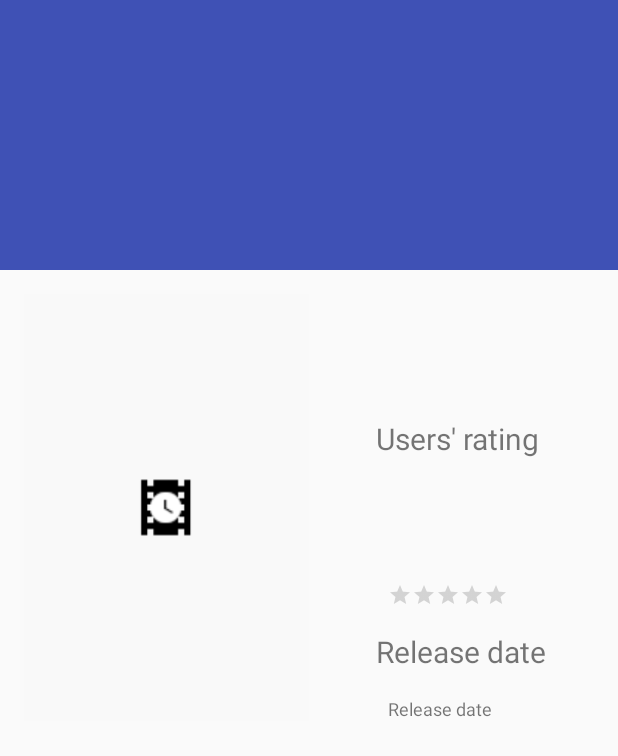
After one commit to Artenes/popular-movies, an Android app: the DetailsActivity screen opened directly, with no data from a screen before it, on a phone screen of 412 x 824 dp. The commit adds this screen. Shown: the top 756 px of the screen. Run offline under Robolectric (Android 15) with nearby library versions, the phone set to English and light mode, and no system bars; our stand-ins replace Picasso; network calls fail; pictures from the network do not load; 1 statement that could not run was skipped.

Commit message:
As an user I want to see more details about a movie when I click in its poster

```diff
--- a/app/build.gradle
+++ b/app/build.gradle
@@ -33,6 +33,7 @@ dependencies {
     implementation 'com.android.support:appcompat-v7:27.1.1'
     implementation 'com.android.support:exifinterface:27.1.1'
     implementation 'com.android.support.constraint:constraint-layout:1.1.0'
+    implementation 'com.android.support:design:27.1.1'
     testImplementation 'junit:junit:4.12'
     androidTestImplementation 'com.android.support.test:runner:1.0.2'
     androidTestImplementation 'com.android.support.test.espresso:espresso-core:3.0.2'
--- /dev/null
+++ b/app/src/main/java/com/artenesnogueira/popularmovies/views/DetailsActivity.java
@@ -0,0 +1,115 @@
+package com.artenesnogueira.popularmovies.views;
+
+import android.content.Context;
+import android.content.Intent;
+import android.os.Bundle;
+import android.support.design.widget.CoordinatorLayout;
+import android.support.v7.app.AppCompatActivity;
+import android.util.Log;
+import android.widget.ImageView;
+import android.widget.RatingBar;
+import android.widget.TextView;
+
+import com.artenesnogueira.popularmovies.R;
+import com.artenesnogueira.popularmovies.models.Movie;
+import com.squareup.picasso.Picasso;
+
+import java.util.Objects;
+
+/**
+ * Activity that displays the details of a movie
+ */
+public class DetailsActivity extends AppCompatActivity {
+
+    private static final String TAG = DetailsActivity.class.getSimpleName();
+
+    private static final String KEY_MOVIE = "movie";
+    private static final String KEY_Y_SCROLL = "yScroll";
+
+    private Movie mMovie;
+
+    private CoordinatorLayout mContainerLayout;
+    private ImageView mPosterImageView;
+    private ImageView mBackdropImageView;
+    private RatingBar mUserVoteRatingBar;
+    private TextView mReleaseDateTextView;
+    private TextView mPlotTextView;
+
+    //a static method is a good way to explicitly tell
+    //what we want to start this activity
+    public static void start(Context context, Movie movie) {
+        Intent intent = new Intent(context, DetailsActivity.class);
+        intent.putExtra(KEY_MOVIE, movie);
+        context.startActivity(intent);
+    }
+
+    @Override
+    protected void onCreate(Bundle savedInstanceState) {
+        super.onCreate(savedInstanceState);
+        setContentView(R.layout.activity_details);
+
+        //if there is no movie, there is nothing to do
+        Intent intent = getIntent();
+        if (intent == null || !intent.hasExtra(KEY_MOVIE) || intent.getParcelableExtra(KEY_MOVIE) == null) {
+            Log.e(TAG, "No movie passed in intent");
+            finish();
+            return;
+        }
+
+        mMovie = intent.getParcelableExtra(KEY_MOVIE);
+
+        setSupportActionBar(findViewById(R.id.toolbar));
+        mContainerLayout = findViewById(R.id.cl_container);
+        mPosterImageView = findViewById(R.id.iv_movie_poster);
+        mBackdropImageView = findViewById(R.id.iv_movie_backdrop);
+        mUserVoteRatingBar = findViewById(R.id.rb_user_votes);
+        mReleaseDateTextView = findViewById(R.id.tv_release_date);
+        mPlotTextView = findViewById(R.id.tv_plot);
+
+        Objects.requireNonNull(getSupportActionBar()).setDisplayHomeAsUpEnabled(true);
+
+        bindMovieToUI();
+
+        //restores the scroll of the screen if one is available
+        if (savedInstanceState != null && savedInstanceState.get(KEY_Y_SCROLL) != null) {
+            mContainerLayout.scrollTo(0, savedInstanceState.getInt(KEY_Y_SCROLL));
+        }
+
+    }
+
+    private void bindMovieToUI() {
+
+        //load the title
+        Objects.requireNonNull(getSupportActionBar()).setTitle(mMovie.getTitle());
+
+        //load the backdrop image
+        Picasso.get().load(mMovie.getBackdrop()).into(mBackdropImageView);
+
+        //load the release date\
+        mReleaseDateTextView.setText(mMovie.getReleaseDate());
+
+        //load the plot/overview
+        mPlotTextView.setText(mMovie.getOverview());
+
+        //calculates the rating. The rating goes from 0 to 10, but
+        //we want to show in a 5 start rating bar, so we have to
+        //calculate how many start is the rating worth
+        mUserVoteRatingBar.setRating((mMovie.getVoteAverage() * 5) / 10);
+
+        //load the poster image
+        Picasso.get()
+                .load(mMovie.getPoster())
+                .placeholder(R.drawable.loading_poster)
+                .error(R.drawable.broken_poster)
+                .into(mPosterImageView);
+
+    }
+
+    @Override
+    protected void onSaveInstanceState(Bundle outState) {
+        super.onSaveInstanceState(outState);
+        //save the scroll position of the screen
+        outState.putInt(KEY_Y_SCROLL, mContainerLayout.getScrollY());
+    }
+
+}
--- a/app/src/main/java/com/artenesnogueira/popularmovies/views/LoadMoviesTask.java
+++ b/app/src/main/java/com/artenesnogueira/popularmovies/views/LoadMoviesTask.java
@@ -6,8 +6,6 @@ import android.os.Bundle;
 import com.artenesnogueira.popularmovies.models.Filter;
 import com.artenesnogueira.popularmovies.models.Movie;
 import com.artenesnogueira.popularmovies.models.MoviesRepository;
-import com.artenesnogueira.popularmovies.themoviedb.TheMovieDBRepository;
-import com.artenesnogueira.popularmovies.utilities.HTTPURLConnectionClient;
 import com.artenesnogueira.popularmovies.models.PostersView;
 
 import java.io.IOException;
@@ -17,12 +15,12 @@ import java.util.List;
 /**
  * Load some movies from a repository
  */
-public class LoadMoviesTask extends AsyncTask<Filter, Void, List<Movie>> {
+class LoadMoviesTask extends AsyncTask<Filter, Void, List<Movie>> {
 
     private final MoviesRepository mRepository;
     private final WeakReference<PostersView> mViewReference; //have to be a weak reference in case of an Activity
 
-    public LoadMoviesTask(MoviesRepository repository, PostersView view) {
+    LoadMoviesTask(MoviesRepository repository, PostersView view) {
         mRepository = repository;
         mViewReference = new WeakReference<>(view);
     }
--- a/app/src/main/java/com/artenesnogueira/popularmovies/views/MainActivity.java
+++ b/app/src/main/java/com/artenesnogueira/popularmovies/views/MainActivity.java
@@ -26,7 +26,7 @@ import java.util.List;
 /**
  * Main Activity of the application, displays a grid of movies posters
  */
-public class MainActivity extends AppCompatActivity implements PostersView {
+public class MainActivity extends AppCompatActivity implements PostersView, MoviePosterAdapter.OnPosterClicked {
 
     private RecyclerView mMoviesPostersRecyclerView;
     private MoviePosterAdapter mMovieAdapter;
@@ -44,7 +44,7 @@ public class MainActivity extends AppCompatActivity implements PostersView {
     private Bundle mPreviousState = new Bundle();
 
     //the repository containing the movies to load
-    private MoviesRepository mRepository = new TheMovieDBRepository(new HTTPURLConnectionClient());
+    private final MoviesRepository mRepository = new TheMovieDBRepository(new HTTPURLConnectionClient());
 
     @Override
     protected void onCreate(Bundle savedInstanceState) {
@@ -59,7 +59,7 @@ public class MainActivity extends AppCompatActivity implements PostersView {
         mLoadingProgressBarr = findViewById(R.id.pb_loading);
         findViewById(R.id.bt_try_again).setOnClickListener(view -> reload(mCurrentFilter));
 
-        mMovieAdapter = new MoviePosterAdapter();
+        mMovieAdapter = new MoviePosterAdapter(this);
 
         //we use an integer resource for this so it can be
         //changed dynamically depending on screen orientation
@@ -131,6 +131,11 @@ public class MainActivity extends AppCompatActivity implements PostersView {
     }
 
     @Override
+    public void onPosterClicked(Movie movie) {
+        DetailsActivity.start(this, movie);
+    }
+
+    @Override
     protected void onSaveInstanceState(Bundle outState) {
         super.onSaveInstanceState(outState);
         try {
--- a/app/src/main/java/com/artenesnogueira/popularmovies/views/MoviePosterAdapter.java
+++ b/app/src/main/java/com/artenesnogueira/popularmovies/views/MoviePosterAdapter.java
@@ -25,6 +25,11 @@ public class MoviePosterAdapter extends RecyclerView.Adapter<MoviePosterAdapter.
     private static final int DEFAULT_THUMBNAIL_HEIGHT = 278;
 
     private List<Movie> movies = new ArrayList<>(0);
+    private final OnPosterClicked posterClickedCallback;
+
+    public MoviePosterAdapter(OnPosterClicked posterClickedCallback) {
+        this.posterClickedCallback = posterClickedCallback;
+    }
 
     /**
      * Set the new data set and notify the adapter of the changes
@@ -60,15 +65,30 @@ public class MoviePosterAdapter extends RecyclerView.Adapter<MoviePosterAdapter.
     }
 
     /**
+     * Interface for when an item is clicked
+     */
+    public interface OnPosterClicked {
+
+        void onPosterClicked(Movie movie);
+
+    }
+
+    /**
      * The view holder for this adapter
      */
-    class MoviePosterViewHolder extends RecyclerView.ViewHolder {
+    class MoviePosterViewHolder extends RecyclerView.ViewHolder implements View.OnClickListener {
 
         final ImageView posterImageView;
 
         MoviePosterViewHolder(View itemView) {
             super(itemView);
             posterImageView = itemView.findViewById(R.id.iv_movie_poster);
+            posterImageView.setOnClickListener(this);
+        }
+
+        @Override
+        public void onClick(View v) {
+            posterClickedCallback.onPosterClicked(movies.get(getAdapterPosition()));
         }
 
     }
--- /dev/null
+++ b/app/src/main/res/layout-land/content_details.xml
@@ -0,0 +1,142 @@
+<?xml version="1.0" encoding="utf-8"?>
+<android.support.v4.widget.NestedScrollView xmlns:android="http://schemas.android.com/apk/res/android"
+    xmlns:app="http://schemas.android.com/apk/res-auto"
+    xmlns:tools="http://schemas.android.com/tools"
+    android:layout_width="match_parent"
+    android:layout_height="match_parent"
+    app:layout_behavior="@string/appbar_scrolling_view_behavior"
+    tools:context=".views.DetailsActivity"
+    tools:showIn="@layout/activity_details">
+
+
+    <android.support.constraint.ConstraintLayout
+        android:layout_width="match_parent"
+        android:layout_height="wrap_content">
+
+        <android.support.constraint.Guideline
+            android:id="@+id/guideline2"
+            android:layout_width="wrap_content"
+            android:layout_height="wrap_content"
+            android:orientation="vertical"
+            app:layout_constraintGuide_percent="0.2" />
+
+        <android.support.constraint.Guideline
+            android:id="@+id/guideline3"
+            android:layout_width="wrap_content"
+            android:layout_height="wrap_content"
+            android:orientation="vertical"
+            app:layout_constraintGuide_percent="0.8" />
+
+        <ImageView
+            android:id="@+id/iv_movie_poster"
+            android:layout_width="0dp"
+            android:layout_height="wrap_content"
+            android:layout_marginBottom="8dp"
+            android:layout_marginStart="8dp"
+            android:layout_marginTop="16dp"
+            android:adjustViewBounds="true"
+            android:contentDescription="@string/movie_poster_content_description"
+            app:layout_constraintBottom_toTopOf="@+id/barrier3"
+            app:layout_constraintEnd_toStartOf="@+id/guideline"
+            app:layout_constraintStart_toStartOf="@+id/guideline2"
+            app:layout_constraintTop_toTopOf="parent"
+            app:srcCompat="@drawable/loading_poster" />
+
+        <android.support.constraint.Guideline
+            android:id="@+id/guideline"
+            android:layout_width="wrap_content"
+            android:layout_height="wrap_content"
+            android:orientation="vertical"
+            app:layout_constraintGuide_percent="0.5" />
+
+        <TextView
+            android:id="@+id/tv_ratings_label"
+            android:layout_width="wrap_content"
+            android:layout_height="wrap_content"
+            android:layout_marginEnd="8dp"
+            android:layout_marginTop="32dp"
+            android:text="@string/users_rating"
+            android:textSize="20sp"
+            app:layout_constraintBottom_toTopOf="@+id/rb_user_votes"
+            app:layout_constraintEnd_toStartOf="@+id/guideline3"
+            app:layout_constraintStart_toStartOf="@+id/guideline"
+            app:layout_constraintTop_toTopOf="parent" />
+
+        <RatingBar
+            android:id="@+id/rb_user_votes"
+            style="@style/Widget.AppCompat.RatingBar.Small"
+            android:layout_width="wrap_content"
+            android:layout_height="wrap_content"
+            android:layout_marginEnd="8dp"
+            android:layout_marginStart="8dp"
+            android:layout_marginTop="16dp"
+            android:max="10"
+            android:numStars="5"
+            android:rating="0.0"
+            android:stepSize="0.0"
+            app:layout_constraintBottom_toTopOf="@+id/tv_release_date_label"
+            app:layout_constraintEnd_toStartOf="@+id/guideline3"
+            app:layout_constraintHorizontal_bias="0.0"
+            app:layout_constraintStart_toStartOf="@+id/tv_ratings_label"
+            app:layout_constraintTop_toBottomOf="@+id/tv_ratings_label" />
+
+        <TextView
+            android:id="@+id/tv_release_date_label"
+            android:layout_width="wrap_content"
+            android:layout_height="wrap_content"
+            android:layout_marginEnd="8dp"
+            android:layout_marginTop="16dp"
+            android:text="@string/release_date"
+            android:textSize="20sp"
+            app:layout_constraintBottom_toTopOf="@+id/tv_release_date"
+            app:layout_constraintEnd_toStartOf="@+id/guideline3"
+            app:layout_constraintHorizontal_bias="0.0"
+            app:layout_constraintStart_toStartOf="@+id/tv_ratings_label"
+            app:layout_constraintTop_toBottomOf="@+id/rb_user_votes" />
+
+        <TextView
+            android:id="@+id/tv_release_date"
+            android:layout_width="wrap_content"
+            android:layout_height="wrap_content"
+            android:layout_marginBottom="8dp"
+            android:layout_marginEnd="8dp"
+            android:layout_marginStart="8dp"
+            android:layout_marginTop="16dp"
+            android:text="@string/release_date"
+            android:textSize="12sp"
+            app:layout_constraintBottom_toTopOf="@+id/barrier3"
+            app:layout_constraintEnd_toStartOf="@+id/guideline3"
+            app:layout_constraintHorizontal_bias="0.0"
+            app:layout_constraintStart_toStartOf="@+id/tv_release_date_label"
+            app:layout_constraintTop_toBottomOf="@+id/tv_release_date_label" />
+
+        <android.support.constraint.Barrier
+            android:id="@+id/barrier3"
+            android:layout_width="0dp"
+            android:layout_height="wrap_content"
+            android:layout_marginBottom="62dp"
+            android:layout_marginEnd="383dp"
+            app:barrierDirection="bottom"
+            app:constraint_referenced_ids="rb_user_votes,tv_release_date,guideline,tv_release_date_label,iv_movie_poster,tv_ratings_label"
+            app:layout_constraintBottom_toBottomOf="parent"
+            app:layout_constraintEnd_toEndOf="parent"
+            app:layout_constraintStart_toStartOf="parent"
+            app:layout_constraintTop_toBottomOf="parent" />
+
+        <TextView
+            android:id="@+id/tv_plot"
+            android:layout_width="0dp"
+            android:layout_height="wrap_content"
+            android:layout_marginEnd="8dp"
+            android:layout_marginStart="8dp"
+            android:layout_marginTop="16dp"
+            android:padding="16dp"
+            android:textSize="15sp"
+            app:layout_constraintBottom_toBottomOf="parent"
+            app:layout_constraintEnd_toEndOf="parent"
+            app:layout_constraintStart_toStartOf="parent"
+            app:layout_constraintTop_toBottomOf="@+id/barrier3" />
+
+    </android.support.constraint.ConstraintLayout>
+
+</android.support.v4.widget.NestedScrollView>
--- /dev/null
+++ b/app/src/main/res/layout/activity_details.xml
@@ -0,0 +1,48 @@
+<?xml version="1.0" encoding="utf-8"?>
+<android.support.design.widget.CoordinatorLayout xmlns:android="http://schemas.android.com/apk/res/android"
+    xmlns:app="http://schemas.android.com/apk/res-auto"
+    xmlns:tools="http://schemas.android.com/tools"
+    android:id="@+id/cl_container"
+    android:layout_width="match_parent"
+    android:layout_height="match_parent"
+    android:fitsSystemWindows="true"
+    tools:context=".views.DetailsActivity">
+
+    <android.support.design.widget.AppBarLayout
+        android:id="@+id/app_bar"
+        android:layout_width="match_parent"
+        android:layout_height="@dimen/app_bar_height"
+        android:fitsSystemWindows="true"
+        android:theme="@style/AppTheme.AppBarOverlay">
+
+        <android.support.design.widget.CollapsingToolbarLayout
+            android:id="@+id/toolbar_layout"
+            android:layout_width="match_parent"
+            android:layout_height="match_parent"
+            android:fitsSystemWindows="true"
+            app:contentScrim="@color/colorPrimary"
+            app:layout_scrollFlags="scroll|exitUntilCollapsed"
+            app:toolbarId="@+id/toolbar">
+
+            <ImageView
+                android:id="@+id/iv_movie_backdrop"
+                android:layout_width="match_parent"
+                android:layout_height="match_parent"
+                android:fitsSystemWindows="true"
+                app:layout_collapseMode="parallax"
+                android:scaleType="centerCrop"
+                android:contentDescription="@string/movie_backdrop_content_description"/>
+
+            <android.support.v7.widget.Toolbar
+                android:id="@+id/toolbar"
+                android:layout_width="match_parent"
+                android:layout_height="@android:dimen/app_icon_size"
+                app:layout_collapseMode="pin"
+                app:popupTheme="@style/AppTheme.PopupOverlay" />
+
+        </android.support.design.widget.CollapsingToolbarLayout>
+    </android.support.design.widget.AppBarLayout>
+
+    <include layout="@layout/content_details" />
+
+</android.support.design.widget.CoordinatorLayout>
--- /dev/null
+++ b/app/src/main/res/layout/content_details.xml
@@ -0,0 +1,127 @@
+<?xml version="1.0" encoding="utf-8"?>
+<android.support.v4.widget.NestedScrollView xmlns:android="http://schemas.android.com/apk/res/android"
+    xmlns:app="http://schemas.android.com/apk/res-auto"
+    xmlns:tools="http://schemas.android.com/tools"
+    android:layout_width="match_parent"
+    android:layout_height="match_parent"
+    app:layout_behavior="@string/appbar_scrolling_view_behavior"
+    tools:context=".views.DetailsActivity"
+    tools:showIn="@layout/activity_details">
+
+
+    <android.support.constraint.ConstraintLayout
+        android:layout_width="match_parent"
+        android:layout_height="wrap_content">
+
+        <ImageView
+            android:id="@+id/iv_movie_poster"
+            android:layout_width="0dp"
+            android:layout_height="wrap_content"
+            android:layout_marginBottom="8dp"
+            android:layout_marginStart="16dp"
+            android:layout_marginTop="16dp"
+            android:adjustViewBounds="true"
+            android:contentDescription="@string/movie_poster_content_description"
+            app:layout_constraintBottom_toTopOf="@+id/barrier3"
+            app:layout_constraintEnd_toStartOf="@+id/guideline"
+            app:layout_constraintHorizontal_bias="1.0"
+            app:layout_constraintStart_toStartOf="parent"
+            app:layout_constraintTop_toTopOf="parent"
+            app:srcCompat="@drawable/loading_poster" />
+
+        <android.support.constraint.Guideline
+            android:id="@+id/guideline"
+            android:layout_width="wrap_content"
+            android:layout_height="wrap_content"
+            android:orientation="vertical"
+            app:layout_constraintGuide_percent="0.5" />
+
+        <TextView
+            android:id="@+id/tv_ratings_label"
+            android:layout_width="wrap_content"
+            android:layout_height="wrap_content"
+            android:layout_marginEnd="8dp"
+            android:layout_marginTop="32dp"
+            android:text="@string/users_rating"
+            android:textSize="20sp"
+            app:layout_constraintBottom_toTopOf="@+id/rb_user_votes"
+            app:layout_constraintEnd_toEndOf="parent"
+            app:layout_constraintHorizontal_bias="0.5"
+            app:layout_constraintStart_toStartOf="@+id/guideline"
+            app:layout_constraintTop_toTopOf="parent" />
+
+        <RatingBar
+            android:id="@+id/rb_user_votes"
+            style="@style/Widget.AppCompat.RatingBar.Small"
+            android:layout_width="wrap_content"
+            android:layout_height="wrap_content"
+            android:layout_marginEnd="32dp"
+            android:layout_marginStart="8dp"
+            android:layout_marginTop="16dp"
+            android:max="10"
+            android:numStars="5"
+            android:rating="0.0"
+            android:stepSize="0.0"
+            app:layout_constraintBottom_toTopOf="@+id/tv_release_date_label"
+            app:layout_constraintEnd_toEndOf="parent"
+            app:layout_constraintHorizontal_bias="0.0"
+            app:layout_constraintStart_toStartOf="@+id/tv_ratings_label"
+            app:layout_constraintTop_toBottomOf="@+id/tv_ratings_label" />
+
+        <TextView
+            android:id="@+id/tv_release_date_label"
+            android:layout_width="wrap_content"
+            android:layout_height="wrap_content"
+            android:layout_marginEnd="8dp"
+            android:layout_marginTop="16dp"
+            android:text="@string/release_date"
+            android:textSize="20sp"
+            app:layout_constraintBottom_toTopOf="@+id/tv_release_date"
+            app:layout_constraintEnd_toEndOf="parent"
+            app:layout_constraintHorizontal_bias="0.0"
+            app:layout_constraintStart_toStartOf="@+id/tv_ratings_label"
+            app:layout_constraintTop_toBottomOf="@+id/rb_user_votes" />
+
+        <TextView
+            android:id="@+id/tv_release_date"
+            android:layout_width="wrap_content"
+            android:layout_height="wrap_content"
+            android:layout_marginBottom="8dp"
+            android:layout_marginStart="8dp"
+            android:layout_marginTop="16dp"
+            android:text="@string/release_date"
+            android:textSize="12sp"
+            app:layout_constraintBottom_toTopOf="@+id/barrier3"
+            app:layout_constraintStart_toStartOf="@+id/tv_release_date_label"
+            app:layout_constraintTop_toBottomOf="@+id/tv_release_date_label" />
+
+        <android.support.constraint.Barrier
+            android:id="@+id/barrier3"
+            android:layout_width="0dp"
+            android:layout_height="wrap_content"
+            android:layout_marginBottom="62dp"
+            android:layout_marginEnd="383dp"
+            app:barrierDirection="bottom"
+            app:constraint_referenced_ids="rb_user_votes,tv_release_date,guideline,tv_release_date_label,iv_movie_poster,tv_ratings_label"
+            app:layout_constraintBottom_toBottomOf="parent"
+            app:layout_constraintEnd_toEndOf="parent"
+            app:layout_constraintStart_toStartOf="parent"
+            app:layout_constraintTop_toBottomOf="parent" />
+
+        <TextView
+            android:id="@+id/tv_plot"
+            android:layout_width="0dp"
+            android:layout_height="wrap_content"
+            android:layout_marginEnd="8dp"
+            android:layout_marginStart="8dp"
+            android:layout_marginTop="16dp"
+            app:layout_constraintBottom_toBottomOf="parent"
+            app:layout_constraintEnd_toEndOf="parent"
+            app:layout_constraintStart_toStartOf="parent"
+            app:layout_constraintTop_toBottomOf="@+id/barrier3"
+            android:padding="16dp"
+            android:textSize="15sp"/>
+
+    </android.support.constraint.ConstraintLayout>
+
+</android.support.v4.widget.NestedScrollView>
--- /dev/null
+++ b/app/src/main/res/values/dimens.xml
@@ -0,0 +1,3 @@
+<resources>
+    <dimen name="app_bar_height">180dp</dimen>
+</resources>
--- a/app/src/main/res/values/strings.xml
+++ b/app/src/main/res/values/strings.xml
@@ -3,9 +3,14 @@
     <string name="loading_awesome_movies">Loading awesome movies</string>
     <string name="try_again">Try again</string>
     <string name="movie_poster_content_description">A movie poster</string>
+    <string name="movie_backdrop_content_description">A shot from the movie</string>
 
     <string name="popular_movies">Popular movies</string>
     <string name="top_rated_movies">Top rated movies</string>
     <string name="filter">Filter</string>
+    <string name="title_activity_details">DetailsActivity</string>
+
+    <string name="users_rating">Users\' rating</string>
+    <string name="release_date">Release date</string>
 
 </resources>
--- a/app/src/main/res/values/styles.xml
+++ b/app/src/main/res/values/styles.xml
@@ -9,4 +9,13 @@
         <item name="colorAccent">@color/colorAccent</item>
     </style>
 
+    <style name="AppTheme.NoActionBar">
+        <item name="windowActionBar">false</item>
+        <item name="windowNoTitle">true</item>
+    </style>
+
+    <style name="AppTheme.AppBarOverlay" parent="ThemeOverlay.AppCompat.Dark.ActionBar" />
+
+    <style name="AppTheme.PopupOverlay" parent="ThemeOverlay.AppCompat.Light" />
+
 </resources>
```
Also changed, not shown: app/src/main/AndroidManifest.xml (+11 -2 lines).
